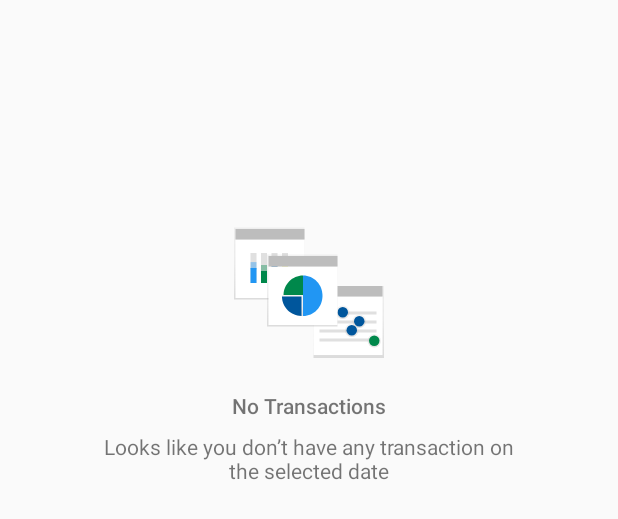
After one commit to silasonyango93/waondo_admin_app, an Android app: the layout no_transactions_placeholder.xml on its own in the app's theme, with its tools: preview values and no code run, on a phone screen of 412 x 824 dp. The commit adds this screen. Shown: the top 519 px of the screen. Run offline under Robolectric (Android 15) with nearby library versions, the phone set to English and light mode, and no system bars; network calls fail.

Commit message:
no transaction placeholder

```diff
--- a/app/src/main/AndroidManifest.xml
+++ b/app/src/main/AndroidManifest.xml
@@ -11,7 +11,7 @@
         android:roundIcon="@mipmap/ic_launcher_round"
         android:supportsRtl="true"
         android:theme="@style/Theme.ApiConnect">
-        <activity android:name="com.silasonyango.waondo.destinations.MainActivity">
+        <activity android:name=".ui.destinations.MainActivity">
             <intent-filter>
                 <action android:name="android.intent.action.MAIN" />
 
--- /dev/null
+++ b/app/src/main/res/drawable/ic_budgets.xml
@@ -0,0 +1,114 @@
+<vector android:autoMirrored="true" android:height="100dp"
+    android:viewportHeight="100" android:viewportWidth="100"
+    android:width="100dp" xmlns:aapt="http://schemas.android.com/aapt" xmlns:android="http://schemas.android.com/apk/res/android">
+    <path android:pathData="M53,46L100,46L100,94L53,94z">
+        <aapt:attr name="android:fillColor">
+            <gradient android:endX="76.5" android:endY="46"
+                android:startX="76.5" android:startY="94" android:type="linear">
+                <item android:color="#3F808080" android:offset="0"/>
+                <item android:color="#1E808080" android:offset="0.54"/>
+                <item android:color="#19808080" android:offset="1"/>
+            </gradient>
+        </aapt:attr>
+    </path>
+    <path android:fillColor="#FFF" android:pathData="M53,53L99,53 99,92 53,92z"/>
+    <path android:fillColor="#BDBDBD" android:pathData="M53,46L99,46 99,53 53,53z"/>
+    <path android:fillColor="#FF5252" android:pathData="M57,50m-2,0a2,2 0,1 1,4 0a2,2 0,1 1,-4 0"/>
+    <path android:fillColor="#FF0" android:pathData="M61,50m-2,0a2,2 0,1 1,4 0a2,2 0,1 1,-4 0"/>
+    <path android:fillColor="#69F0AE" android:pathData="M66,50m-2,0a2,2 0,1 1,4 0a2,2 0,1 1,-4 0"/>
+    <path android:fillColor="#E0E0E0" android:pathData="M57,63L95,63L95,65L57,65zM57,69L95,69L95,71L57,71zM57,75L95,75L95,77L57,77zM57,81L95,81L95,83L57,83z"/>
+    <path android:pathData="M72.5,63.5m-4.5,0a4.5,4.5 0,1 1,9 0a4.5,4.5 0,1 1,-9 0">
+        <aapt:attr name="android:fillColor">
+            <gradient android:endX="72.5" android:endY="59"
+                android:startX="72.5" android:startY="68" android:type="linear">
+                <item android:color="#3F808080" android:offset="0"/>
+                <item android:color="#1E808080" android:offset="0.54"/>
+                <item android:color="#19808080" android:offset="1"/>
+            </gradient>
+        </aapt:attr>
+    </path>
+    <path android:pathData="M83.5,69.5m-4.5,0a4.5,4.5 0,1 1,9 0a4.5,4.5 0,1 1,-9 0">
+        <aapt:attr name="android:fillColor">
+            <gradient android:endX="83.5" android:endY="65"
+                android:startX="83.5" android:startY="74" android:type="linear">
+                <item android:color="#3F808080" android:offset="0"/>
+                <item android:color="#1E808080" android:offset="0.54"/>
+                <item android:color="#19808080" android:offset="1"/>
+            </gradient>
+        </aapt:attr>
+    </path>
+    <path android:pathData="M78.5,75.5m-4.5,0a4.5,4.5 0,1 1,9 0a4.5,4.5 0,1 1,-9 0">
+        <aapt:attr name="android:fillColor">
+            <gradient android:endX="78.5" android:endY="71"
+                android:startX="78.5" android:startY="80" android:type="linear">
+                <item android:color="#3F808080" android:offset="0"/>
+                <item android:color="#1E808080" android:offset="0.54"/>
+                <item android:color="#19808080" android:offset="1"/>
+            </gradient>
+        </aapt:attr>
+    </path>
+    <path android:pathData="M93.5,82.5m-4.5,0a4.5,4.5 0,1 1,9 0a4.5,4.5 0,1 1,-9 0">
+        <aapt:attr name="android:fillColor">
+            <gradient android:endX="93.5" android:endY="78"
+                android:startX="93.5" android:startY="87" android:type="linear">
+                <item android:color="#3F808080" android:offset="0"/>
+                <item android:color="#1E808080" android:offset="0.54"/>
+                <item android:color="#19808080" android:offset="1"/>
+            </gradient>
+        </aapt:attr>
+    </path>
+    <path android:fillColor="#00569C" android:pathData="M72.5,63.5m-3.5,0a3.5,3.5 0,1 1,7 0a3.5,3.5 0,1 1,-7 0"/>
+    <path android:fillColor="#00569C" android:pathData="M83.5,69.5m-3.5,0a3.5,3.5 0,1 1,7 0a3.5,3.5 0,1 1,-7 0"/>
+    <path android:fillColor="#00569C" android:pathData="M78.5,75.5m-3.5,0a3.5,3.5 0,1 1,7 0a3.5,3.5 0,1 1,-7 0"/>
+    <path android:fillColor="#00884B" android:pathData="M93.5,82.5m-3.5,0a3.5,3.5 0,1 1,7 0a3.5,3.5 0,1 1,-7 0"/>
+    <path android:pathData="M0,7L47,7L47,55L0,55z">
+        <aapt:attr name="android:fillColor">
+            <gradient android:endX="23.5" android:endY="7"
+                android:startX="23.5" android:startY="55" android:type="linear">
+                <item android:color="#3F808080" android:offset="0"/>
+                <item android:color="#1E808080" android:offset="0.54"/>
+                <item android:color="#19808080" android:offset="1"/>
+            </gradient>
+        </aapt:attr>
+    </path>
+    <path android:fillColor="#FFF" android:pathData="M1,15L47,15L47,54L1,54z"/>
+    <path android:fillColor="#BDBDBD" android:pathData="M1,8L47,8L47,15L1,15z"/>
+    <path android:fillColor="#E0E0E0" android:pathData="M11,24L15,24 15,44 11,44zM18,24L22,24 22,44 18,44zM25,24L29,24 29,44 25,44zM32,24L36,24 36,44 32,44z"/>
+    <path android:fillColor="#2196F3" android:pathData="M11,34L15,34 15,44 11,44z"/>
+    <path android:fillAlpha="0.4" android:fillColor="#2196F3"
+        android:pathData="M11.065,30.058L14.989,30.058 14.989,34.949 11.065,34.949z" android:strokeAlpha="0.4"/>
+    <path android:fillAlpha="0.4" android:fillColor="#00884B"
+        android:pathData="M18,32L22,32L22,36L18,36z" android:strokeAlpha="0.4"/>
+    <path android:fillAlpha="0.4" android:fillColor="#FF0"
+        android:pathData="M32,32L36,32 36,36 32,36z" android:strokeAlpha="0.4"/>
+    <path android:fillColor="#00884B" android:pathData="M18,36L22,36 22,44 18,44z"/>
+    <path android:fillColor="#00569C" android:pathData="M25,32L29,32 29,44 25,44z"/>
+    <path android:fillAlpha="0.4" android:fillColor="#00569C"
+        android:pathData="M25,29L29,29 29,33 25,33z" android:strokeAlpha="0.4"/>
+    <path android:fillColor="#FF0" android:pathData="M32,36L36,36 36,44 32,44z"/>
+    <path android:pathData="M22,25L69,25 69,73 22,73z">
+        <aapt:attr name="android:fillColor">
+            <gradient android:endX="45.5" android:endY="25"
+                android:startX="45.5" android:startY="72.99904" android:type="linear">
+                <item android:color="#3F808080" android:offset="0"/>
+                <item android:color="#1E808080" android:offset="0.54"/>
+                <item android:color="#19808080" android:offset="1"/>
+            </gradient>
+        </aapt:attr>
+    </path>
+    <path android:fillColor="#FFF" android:pathData="M23,33L69,33 69,72 23,72z"/>
+    <path android:fillColor="#BDBDBD" android:pathData="M23,26L69,26 69,33 23,33z"/>
+    <path android:fillColor="#2196F3" android:pathData="M46.078,39L46,39v27h0.078C53.215,66 59,59.956 59,52.5S53.215,39 46.078,39z"/>
+    <path android:fillColor="#00884B" android:pathData="M46,39c-7.163,0.043 -12.959,5.839 -13,13h13L46,39z"/>
+    <path android:pathData="M32,52v0.084c0,7.653 6.255,13.87 14,13.916L46,52L32,52z">
+        <aapt:attr name="android:fillColor">
+            <gradient android:endX="38.99944" android:endY="52"
+                android:startX="38.99944" android:startY="66" android:type="linear">
+                <item android:color="#3F808080" android:offset="0"/>
+                <item android:color="#1E808080" android:offset="0.54"/>
+                <item android:color="#19808080" android:offset="1"/>
+            </gradient>
+        </aapt:attr>
+    </path>
+    <path android:fillColor="#00569C" android:pathData="M32,53v0.078c0,7.107 5.808,12.88 13,12.922L45,53L32,53z"/>
+</vector>
--- /dev/null
+++ b/app/src/main/res/layout/no_transactions_placeholder.xml
@@ -0,0 +1,43 @@
+<?xml version="1.0" encoding="utf-8"?>
+<android.support.constraint.ConstraintLayout xmlns:android="http://schemas.android.com/apk/res/android"
+    android:layout_width="match_parent"
+    android:layout_height="match_parent"
+    android:id="@+id/no_transactions_placeholder"
+    xmlns:app="http://schemas.android.com/apk/res-auto">
+
+    <View
+        android:id="@+id/cardsUnderConstructionIcon"
+        android:layout_width="100dp"
+        android:layout_height="100dp"
+        app:layout_constraintVertical_bias=".20"
+        android:background="@drawable/ic_budgets"
+        app:layout_constraintTop_toTopOf="parent"
+        app:layout_constraintStart_toStartOf="parent"
+        app:layout_constraintEnd_toEndOf="parent"
+        app:layout_constraintBottom_toBottomOf="parent"/>
+
+    <TextView
+        android:id="@+id/cardsUnderConstructionTitle"
+        android:layout_width="wrap_content"
+        android:layout_height="wrap_content"
+        android:gravity="center"
+        android:text="No Transactions"
+        android:fontFamily="sans-serif-medium"
+        android:layout_marginTop="16dp"
+        app:layout_constraintTop_toBottomOf="@+id/cardsUnderConstructionIcon"
+        app:layout_constraintStart_toStartOf="parent"
+        app:layout_constraintEnd_toEndOf="parent"/>
+
+    <TextView
+        android:layout_width="wrap_content"
+        android:layout_height="wrap_content"
+        android:gravity="center"
+        android:maxWidth="290dp"
+        android:layout_marginTop="8dp"
+        android:text="Looks like you don’t have any transaction on the selected date"
+        android:fontFamily="sans-serif"
+        app:layout_constraintTop_toBottomOf="@+id/cardsUnderConstructionTitle"
+        app:layout_constraintStart_toStartOf="parent"
+        app:layout_constraintEnd_toEndOf="parent"/>
+
+</android.support.constraint.ConstraintLayout>
--- a/app/src/main/res/values/strings.xml
+++ b/app/src/main/res/values/strings.xml
@@ -1,3 +1,3 @@
 <resources>
-    <string name="app_name">ApiConnect</string>
+    <string name="app_name">Waondo</string>
 </resources>
--- /dev/null
+++ b/app/src/main/res/values/styles.xml
@@ -0,0 +1,6 @@
+<?xml version="1.0" encoding="utf-8"?>
+<resources>
+    <style name="progressBarGreen" parent="@style/Theme.AppCompat">
+        <item name="colorAccent">#006960</item>
+    </style>
+</resources>
```
Also changed, not shown: app/src/main/java/com/silasonyango/waondo/destinations/MainActivity.java (deleted, +0 -71 lines), app/src/main/java/com/silasonyango/waondo/services/transactionservice/dto/TransactionsResponseDto.java (+17 -0 lines), app/src/main/java/com/silasonyango/waondo/ui/adapters/TransactionsListAdapter.java (added, +63 -0 lines), app/src/main/java/com/silasonyango/waondo/ui/destinations/MainActivity.java (added, +119 -0 lines), app/src/main/java/com/silasonyango/waondo/ui/models/TransactionsItemModel.java (added, +19 -0 lines), app/src/main/java/com/silasonyango/waondo/util/Util.java (added, +26 -0 lines), app/src/main/res/drawable/ic_credit_icon.xml (added, +23 -0 lines), app/src/main/res/layout/activity_main.xml (+37 -8 lines), app/src/main/res/layout/transaction_item.xml (added, +80 -0 lines).
